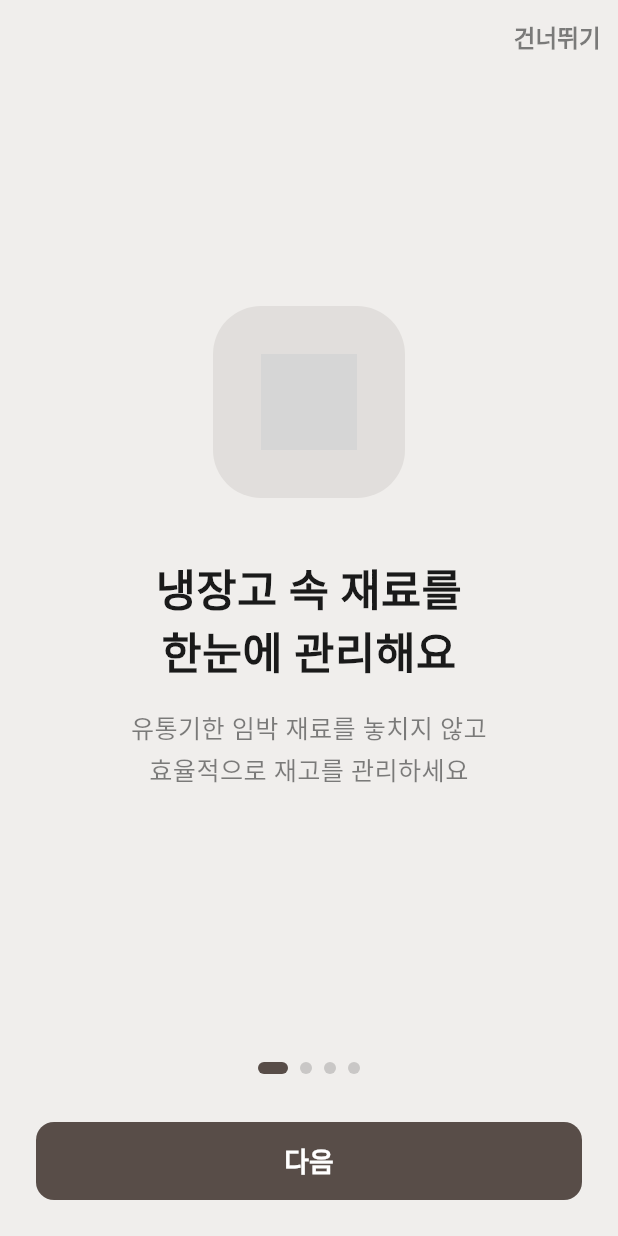
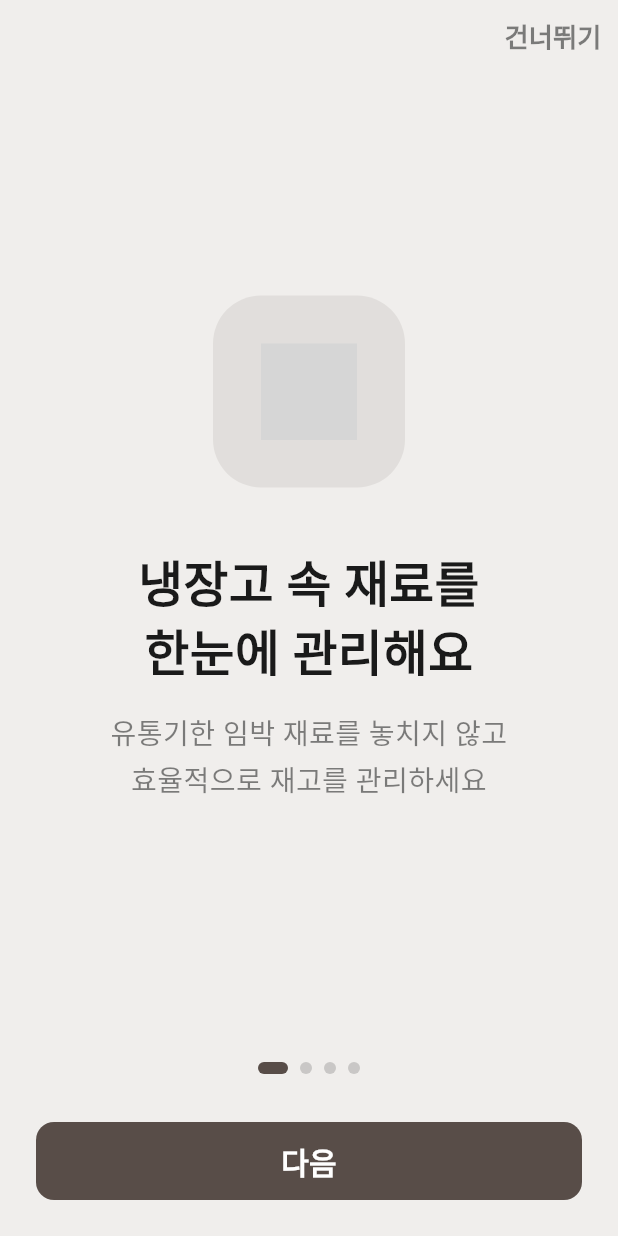
Before and after one commit to rdrdread/whipup-app, a Flutter app: the screen it shows after launch, on a phone screen of 412 x 824 dp. Run offline on Flutter 3.47's test engine with Material 3 defaults, Android fonts, the phone set to English and light mode, and no system bars; our stand-ins replace camera, dio, flex_color_scheme, flutter_riverpod, flutter_secure_storage, flutter_svg and 5 more; missing offline and left inert: google_mlkit_text_recognition, window_manager; accounts and stored records are empty; generated files the repository leaves out were written again; Roboto replaces fonts that are missing (Pretendard); grey boxes are pictures that could not be loaded.

Commit message:
feat: 전역 폰트 스케일 1.12 → 1.25
Co-Authored-By: Claude Sonnet 4.6 <noreply@anthropic.com>

```diff
--- a/app/lib/main.dart
+++ b/app/lib/main.dart
@@ -94,7 +94,7 @@ class WhipUpApp extends ConsumerWidget {
       routerConfig: appRouter,
       builder: (context, child) => MediaQuery(
         data: MediaQuery.of(context).copyWith(
-          textScaler: const TextScaler.linear(1.12),
+          textScaler: const TextScaler.linear(1.25),
         ),
         child: child!,
       ),
```
